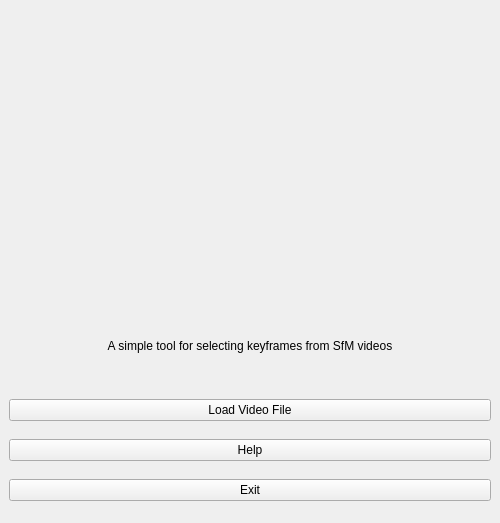
Old version of the form sfmkeyframe/view/ui/KeyframeMainWindow.ui in the repository njzhangyifei/keyframe.
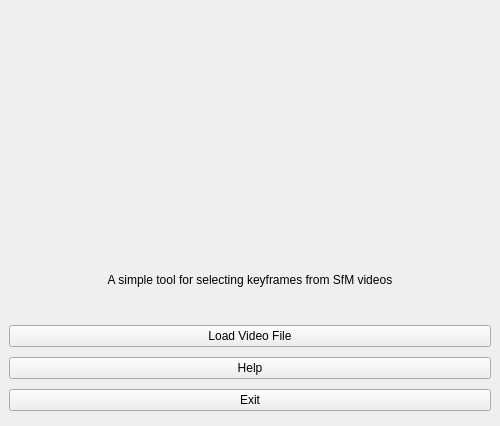
New version of the form. Icons and pictures are not drawn.

```diff
--- a/sfmkeyframe/view/ui/KeyframeMainWindow.ui
+++ b/sfmkeyframe/view/ui/KeyframeMainWindow.ui
@@ -7,7 +7,7 @@
     <x>0</x>
     <y>0</y>
     <width>500</width>
-    <height>523</height>
+    <height>426</height>
    </rect>
   </property>
   <property name="minimumSize">
@@ -43,8 +43,8 @@
         </property>
         <property name="maximumSize">
          <size>
-          <width>300</width>
-          <height>300</height>
+          <width>250</width>
+          <height>250</height>
          </size>
         </property>
         <property name="frameShape">
```
